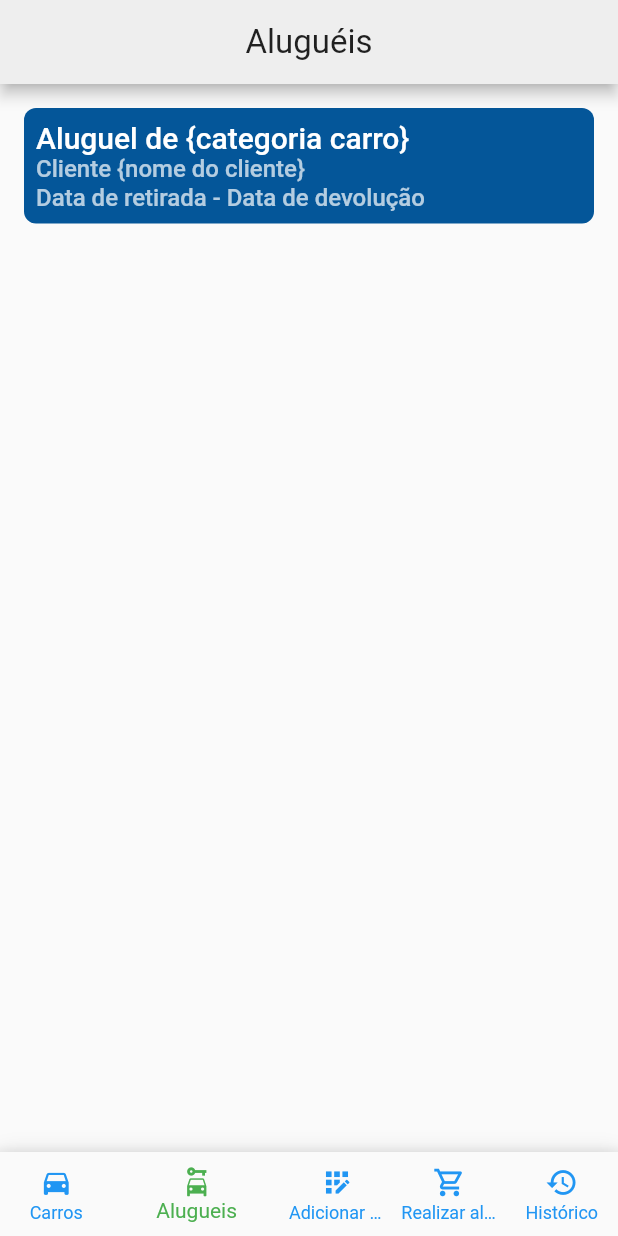
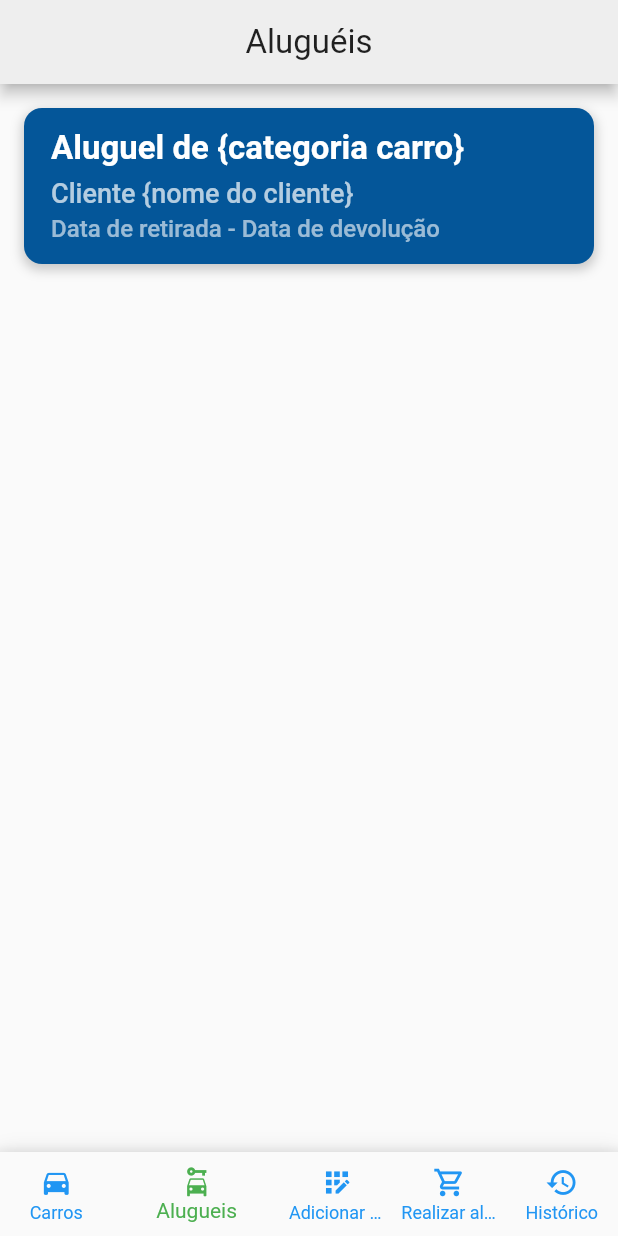
Before and after one commit to DouglaSantos777/ConnectCar, a Flutter app: the screen it shows after launch, item 2 of the bottom bar chosen, on a phone screen of 412 x 824 dp. Run offline on Flutter 3.47's test engine with Material 3 defaults, Android fonts, the phone set to English and light mode, and no system bars.

```diff
--- a/lib/widgets/alugueis/card_aluguel.dart
+++ b/lib/widgets/alugueis/card_aluguel.dart
@@ -13,22 +13,51 @@ class CardAluguel extends StatelessWidget {
       ),
       child: Container(
         width: double.infinity,
-        margin: const EdgeInsets.only(bottom: 8),
+        margin: const EdgeInsets.only(bottom: 12),
         decoration: BoxDecoration(
           color: const Color.fromARGB(255, 4, 86, 153),
-          borderRadius: BorderRadius.circular(8)
+          borderRadius: BorderRadius.circular(12),
+          boxShadow: [
+            BoxShadow(
+              color: Colors.black.withOpacity(0.2),
+              spreadRadius: 1,
+              blurRadius: 6,
+              offset: const Offset(0, 3),
+            ),
+          ],
         ),
         child: const Padding(
-          padding: EdgeInsets.all(8.0),
+          padding: EdgeInsets.symmetric(vertical: 14.0, horizontal: 18.0),
           child: Column(
             crossAxisAlignment: CrossAxisAlignment.start,
             children: [
-              Text('Aluguel de {categoria carro}', style: TextStyle(color: Colors.white, fontSize: 20),),
-              Text('Cliente {nome do cliente}', style: TextStyle(color: Colors.white70, fontSize: 16),),
-              Text('Data de retirada - Data de devolução', style: TextStyle(color: Colors.white70, fontSize: 16),),
+              Text(
+                'Aluguel de {categoria carro}',
+                style: TextStyle(
+                  color: Colors.white,
+                  fontSize: 22,
+                  fontWeight: FontWeight.bold,
+                ),
+              ),
+              SizedBox(height: 6),
+              Text(
+                'Cliente {nome do cliente}',
+                style: TextStyle(
+                  color: Colors.white70,
+                  fontSize: 18,
+                ),
+              ),
+              SizedBox(height: 4),
+              Text(
+                'Data de retirada - Data de devolução',
+                style: TextStyle(
+                  color: Colors.white60,
+                  fontSize: 16,
+                ),
+              ),
             ],
           ),
-        )
+        ),
       ),
     );
   }
```
Also changed, not shown: lib/screens/detalhes_aluguel_screen.dart (added, +112 -0 lines).
